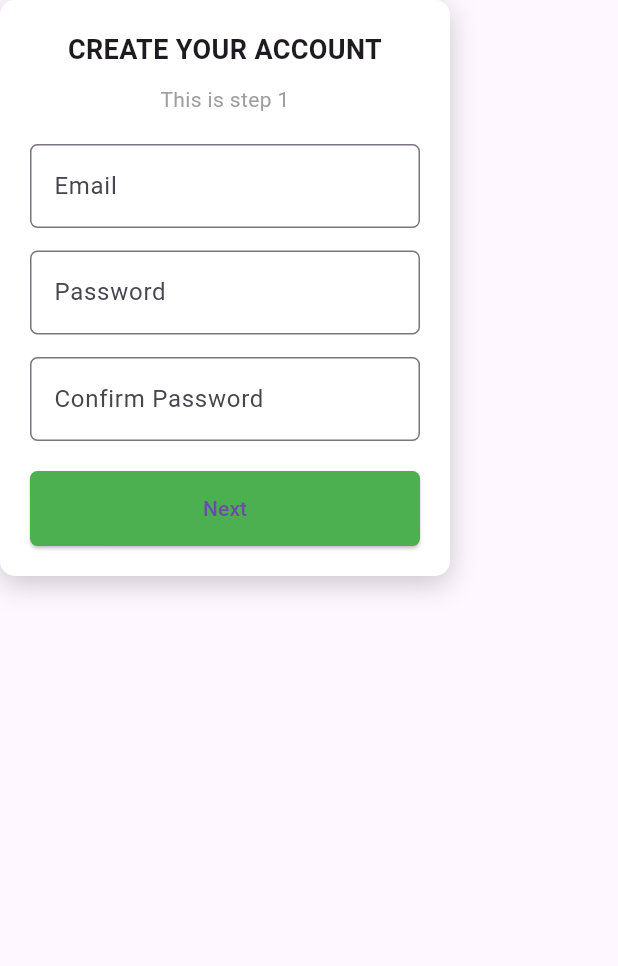
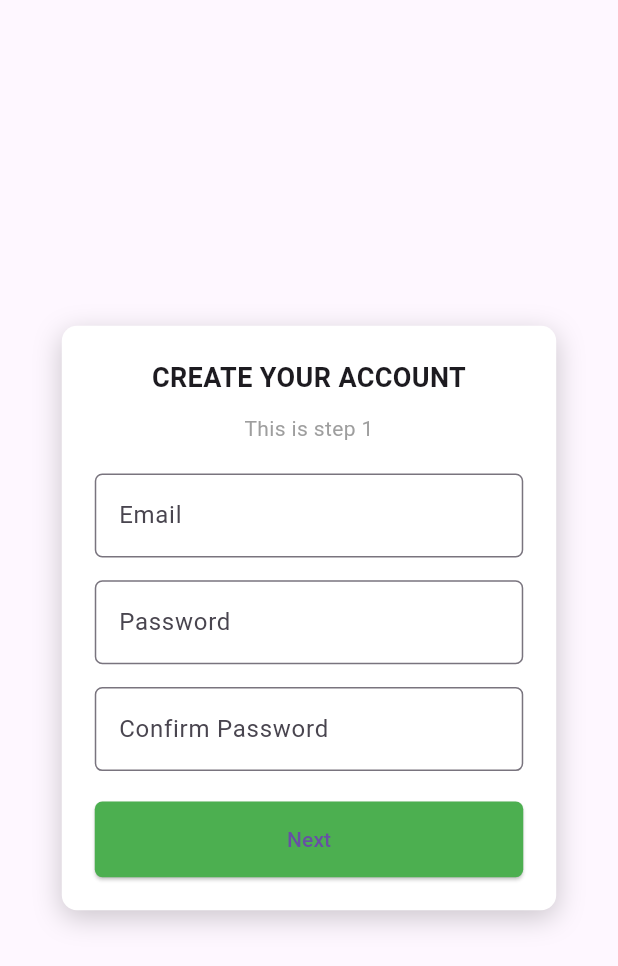
Before and after one commit to Alpha-Ronald/event_planner, a Flutter app: the CreateAccountPage screen opened directly, on a phone screen of 412 x 824 dp. Shown: the top 966 px of the screen. Run offline on Flutter 3.47's test engine with Material 3 defaults, Android fonts, the phone set to English and light mode, and no system bars; drawn by our look-alikes of overlay_support; our stand-ins replace firebase_core, flutter_screenutil; accounts and stored records are empty.

Commit message:
Sign_up options screen

```diff
--- a/lib/features/authentication/pages/create_account_screen.dart
+++ b/lib/features/authentication/pages/create_account_screen.dart
@@ -1,20 +1,23 @@
 import 'package:flutter/material.dart';
+import 'package:flutter_screenutil/flutter_screenutil.dart';
 
 class CreateAccountPage extends StatelessWidget {
   const CreateAccountPage({super.key});
 
   @override
   Widget build(BuildContext context) {
-    return Container(
-      padding: EdgeInsets.all(20.0),
-      width: 300,
+    return Scaffold(
+      body: Center(
+        child: Container(
+          padding: EdgeInsets.all(20.w),
+          width: 300.w,
           decoration: BoxDecoration(
             color: Colors.white,
-        borderRadius: BorderRadius.circular(10.0),
+            borderRadius: BorderRadius.circular(10.r),
             boxShadow: [
               BoxShadow(
                 color: Colors.black.withOpacity(0.2),
-            blurRadius: 15.0,
+                blurRadius: 15.r,
                 offset: Offset(0, 5),
               ),
             ],
@@ -31,13 +34,13 @@ class CreateAccountPage extends StatelessWidget {
                   fontWeight: FontWeight.bold,
                 ),
               ),
-          const SizedBox(height: 10.0),
+              SizedBox(height: 10.h),
               const Text(
                 'This is step 1',
                 textAlign: TextAlign.center,
                 style: TextStyle(color: Colors.grey),
               ),
-          const SizedBox(height: 20.0),
+              SizedBox(height: 20.h),
               TextField(
                 decoration: InputDecoration(
                   labelText: 'Email',
@@ -47,17 +50,17 @@ class CreateAccountPage extends StatelessWidget {
                 ),
                 keyboardType: TextInputType.emailAddress,
               ),
-          const SizedBox(height: 15.0),
+              SizedBox(height: 15.h),
               TextField(
                 decoration: InputDecoration(
                   labelText: 'Password',
                   border: OutlineInputBorder(
-                borderRadius: BorderRadius.circular(5.0),
+                    borderRadius: BorderRadius.circular(5.r),
                   ),
                 ),
                 obscureText: true,
               ),
-          SizedBox(height: 15.0),
+              SizedBox(height: 15.h),
               TextField(
                 decoration: InputDecoration(
                   labelText: 'Confirm Password',
@@ -67,21 +70,23 @@ class CreateAccountPage extends StatelessWidget {
                 ),
                 obscureText: true,
               ),
-          const SizedBox(height: 20.0),
+              SizedBox(height: 20.h),
               ElevatedButton(
                 onPressed: () {
                 },
                 style: ElevatedButton.styleFrom(
-              padding: EdgeInsets.all(15.0),
+                  padding: EdgeInsets.all(15.h),
                   backgroundColor: Colors.green,
                   shape: RoundedRectangleBorder(
-                borderRadius: BorderRadius.circular(5.0),
+                    borderRadius: BorderRadius.circular(5.r),
                   ),
                 ),
                 child: const Text('Next'),
               ),
             ],
           ),
+        ),
+      ),
     );
   }
 }
```
Also changed, not shown: lib/features/authentication/pages/sign_up_options.dart (added, +37 -0 lines), lib/features/authentication/widgets/sign_up_option_container.dart (added, +41 -0 lines). Lines whose indentation alone changed are shown as unchanged.
